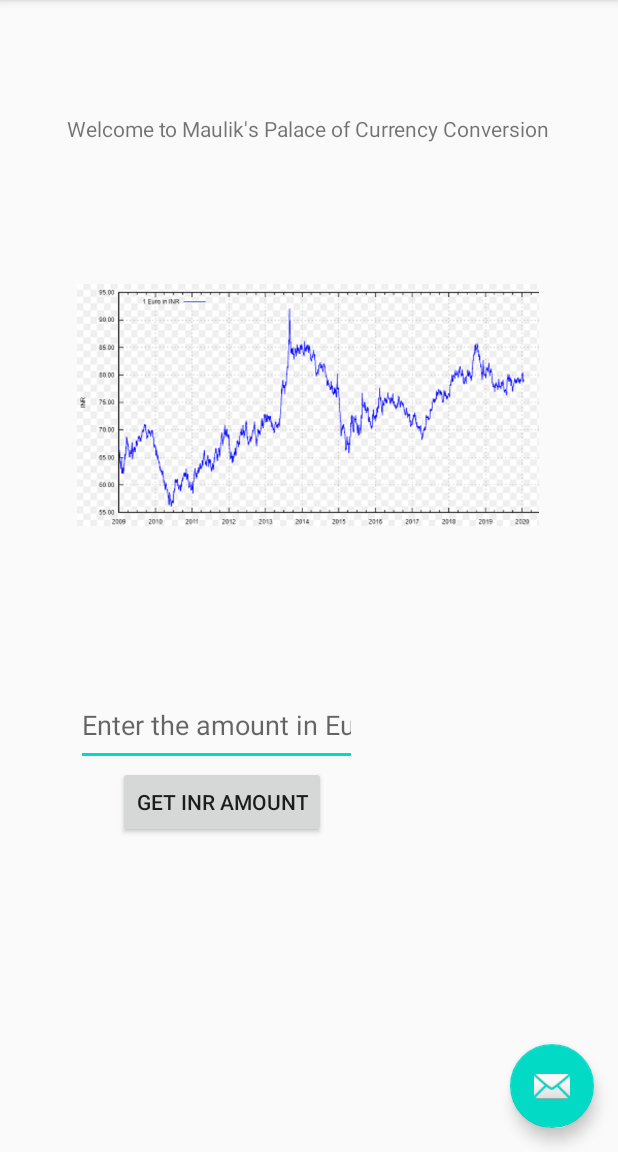
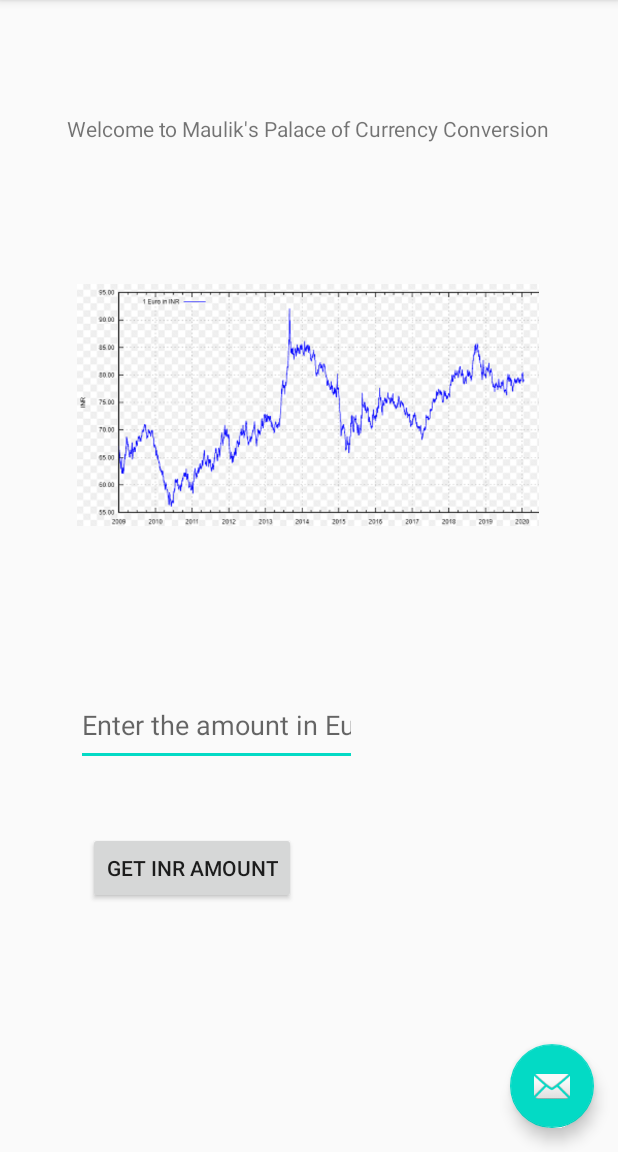
Before and after one commit to anindameister/learningAndroid, an Android app: the screen it shows after launch (MainActivity), on a phone screen of 412 x 824 dp, the part 84-1236 px from its top. Run offline under Robolectric (Android 15) with nearby library versions, the phone set to English and light mode, and no system bars.

Commit message:
working app

```diff
--- a/MaulikConvertsCurrency/app/src/main/res/layout/fragment_first.xml
+++ b/MaulikConvertsCurrency/app/src/main/res/layout/fragment_first.xml
@@ -18,7 +18,7 @@
         app:layout_constraintTop_toTopOf="parent" />
 
     <EditText
-        android:id="@+id/editTextTextPersonName"
+        android:id="@+id/EuroAmount"
         android:layout_width="187dp"
         android:layout_height="54dp"
         android:layout_marginTop="80dp"
@@ -34,11 +34,13 @@
         android:id="@+id/button"
         android:layout_width="wrap_content"
         android:layout_height="wrap_content"
-        android:layout_marginStart="28dp"
-        android:layout_marginLeft="28dp"
+        android:layout_marginStart="8dp"
+        android:layout_marginLeft="8dp"
+        android:layout_marginTop="44dp"
+        android:onClick="butclick"
         android:text="Get inr Amount"
-        app:layout_constraintStart_toStartOf="@+id/editTextTextPersonName"
-        app:layout_constraintTop_toBottomOf="@+id/editTextTextPersonName" />
+        app:layout_constraintStart_toStartOf="@+id/EuroAmount"
+        app:layout_constraintTop_toBottomOf="@+id/EuroAmount" />
 
     <ImageView
         android:id="@+id/imageView"
```
Also changed, not shown: MaulikConvertsCurrency/app/src/main/java/com/anindamaulik/maulikconvertscurrency/MainActivity.java (+12 -0 lines).
